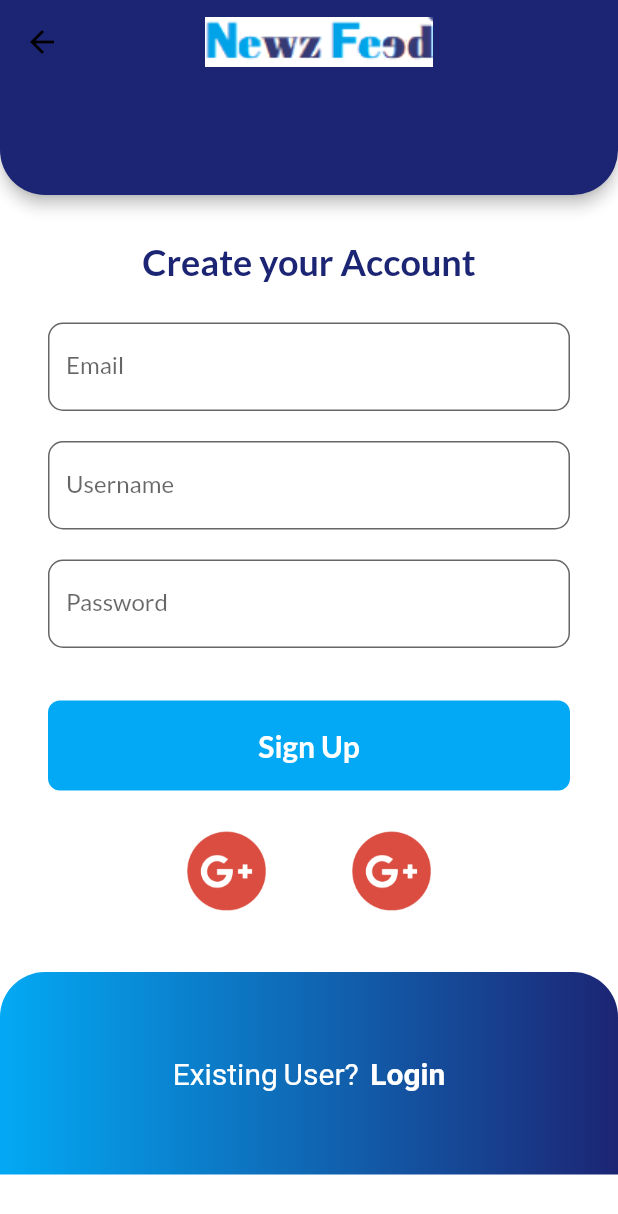
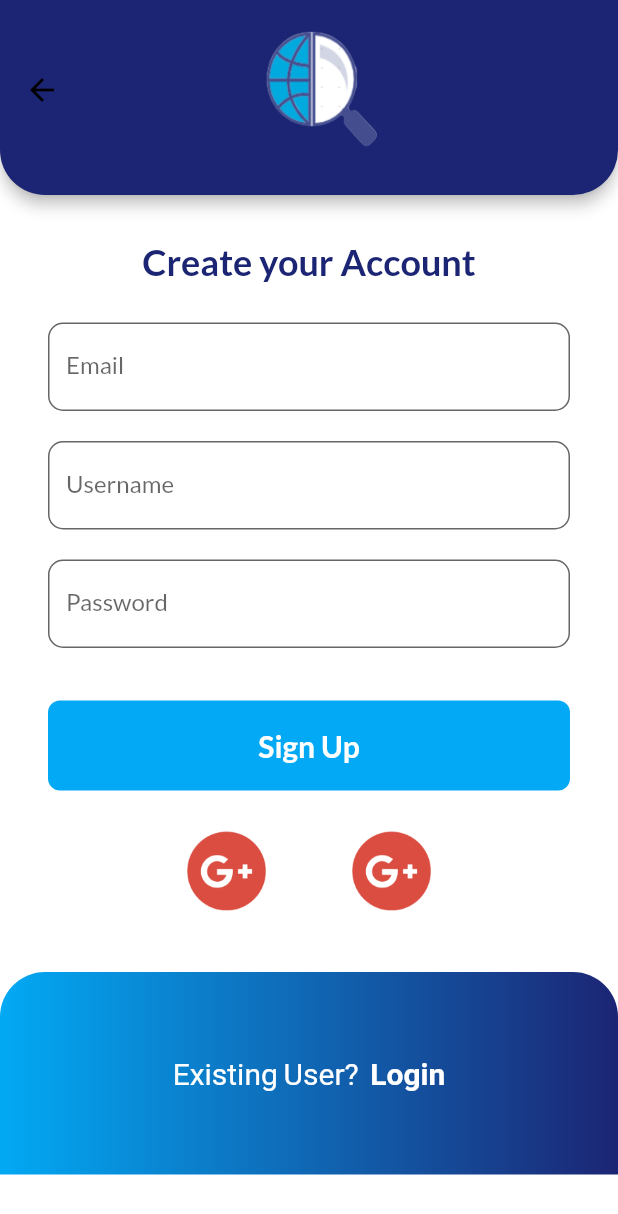
Before and after one commit to shubhgosalia/NewzFeed---Flutter-Project, a Flutter app: the screen it shows after launch, on a phone screen of 412 x 824 dp. Shown: the top 1214 px of the screen. Run offline on Flutter 3.47's test engine with Material 2 defaults, Android fonts, the phone set to English and light mode, and no system bars; our stand-ins replace fancy_bottom_navigation, google_fonts.

Commit message:
Logo changed of login and signup

```diff
--- a/flutter_application/lib/pages/signup_page.dart
+++ b/flutter_application/lib/pages/signup_page.dart
@@ -23,12 +23,18 @@
       backgroundColor: Colors.white,
       appBar: PreferredSize(
           preferredSize: Size.fromHeight(130.0), // here the desired height
+
           child: AppBar(
+            toolbarHeight: 120,
             title: Container(
               child: Align(
-                alignment: Alignment(-0.25, 1),
-                child: Image.asset("assets/images/newfeed_title.png",
-                    fit: BoxFit.cover),
+                alignment: Alignment(-0.16, 1),
+                child: Image.asset(
+                  "assets/images/newzfeed_logoooo_new.png",
+                  fit: BoxFit.fill,
+                  height: 80,
+                  width: 80,
+                ),
               ),
             ),
             backgroundColor: Color(0xff1C2574),
```
Also changed, not shown: flutter_application/lib/pages/login_page.dart (+7 -2 lines).
